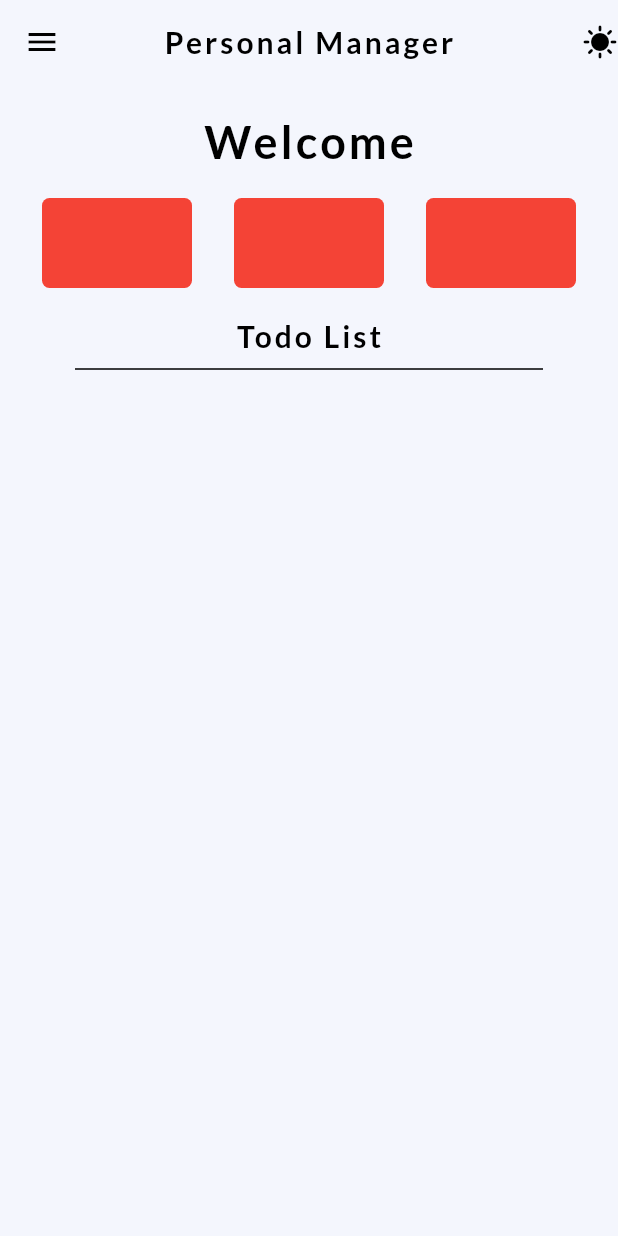
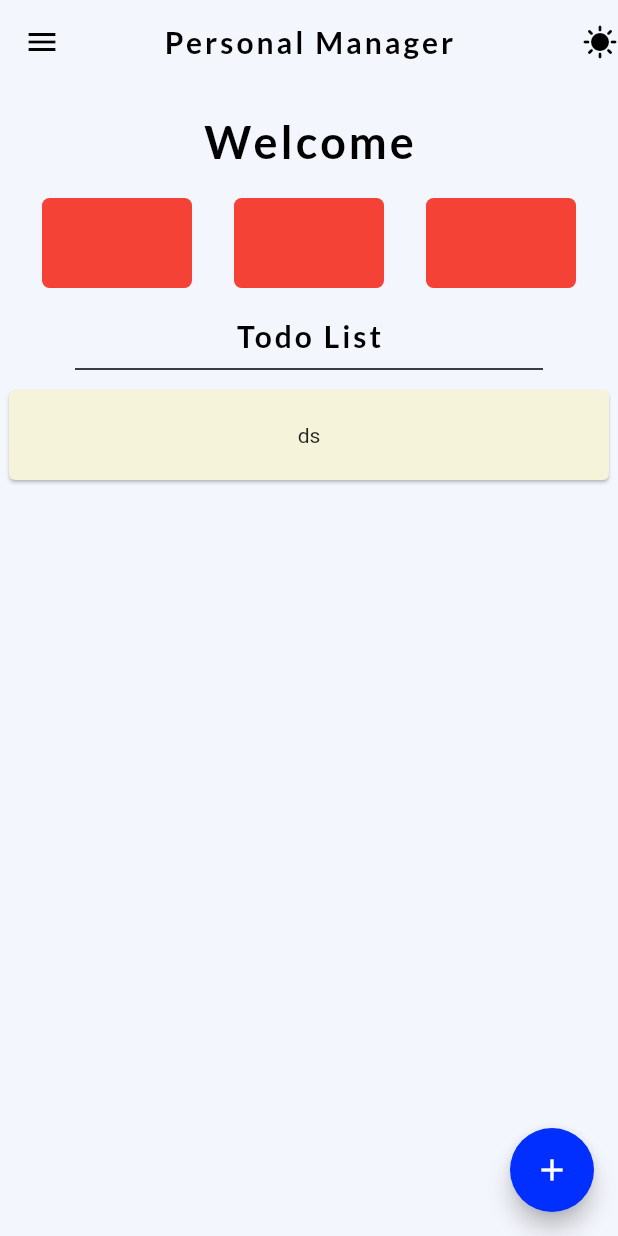
Before and after one commit to sayanths/educational_todu_test, a Flutter app: the screen it shows after launch, on a phone screen of 412 x 824 dp. Run offline on Flutter 3.47's test engine with Material 2 defaults, Android fonts, the phone set to English and light mode, and no system bars; our stand-ins replace get, google_fonts, simple_animations, supercharged.

Commit message:
home page almost done

```diff
--- a/lib/app/home_page/view/home_page.dart
+++ b/lib/app/home_page/view/home_page.dart
@@ -94,8 +94,25 @@ class HomePage extends StatelessWidget {
                 thickness: 1,
               ),
             ),
+            Card(
+              color: const Color.fromARGB(255, 246, 243, 219),
+              child: SizedBox(
+                height: 60,
+                width: 400,
+                child: Row(
+                  mainAxisAlignment: MainAxisAlignment.center,
+                  children: const [
+                    Text("ds"),
+                  ],
+                ),
+              ),
+            ),
           ],
         ),
+      ),
+      floatingActionButton: FloatingActionButton(
+        child: const Icon(Icons.add),
+        onPressed: () {},
       ),
     );
   }
--- a/pubspec.yaml
+++ b/pubspec.yaml
@@ -41,6 +41,10 @@ dependencies:
   slidable_bar: ^1.1.1
   horizontal_picker: ^1.2.0
   horizontalcalender: ^0.0.4
+  supercharged: ^2.1.1
+  animate_do: ^2.1.0
+  simple_animations: ^5.0.0+2
+  flutter_slidable: ^2.0.0
 
 dev_dependencies:
   flutter_test:
```
Also changed, not shown: lib/app/home_page/view/widget/fade_animation.dart (added, +35 -0 lines), pubspec.lock.
